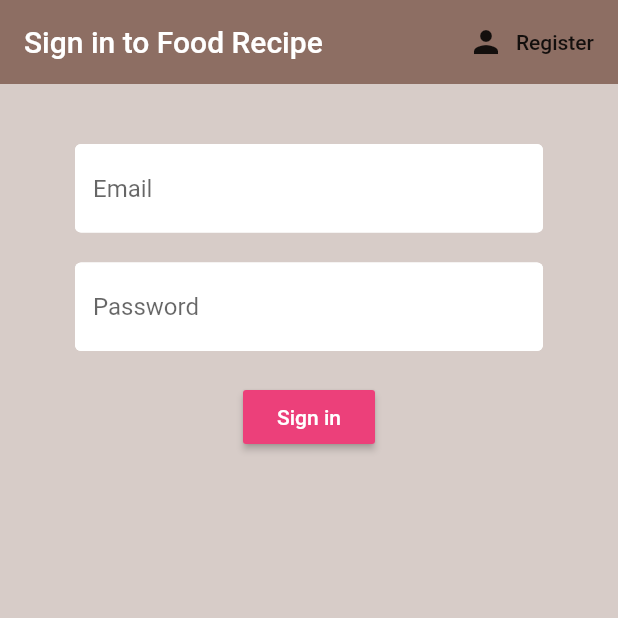
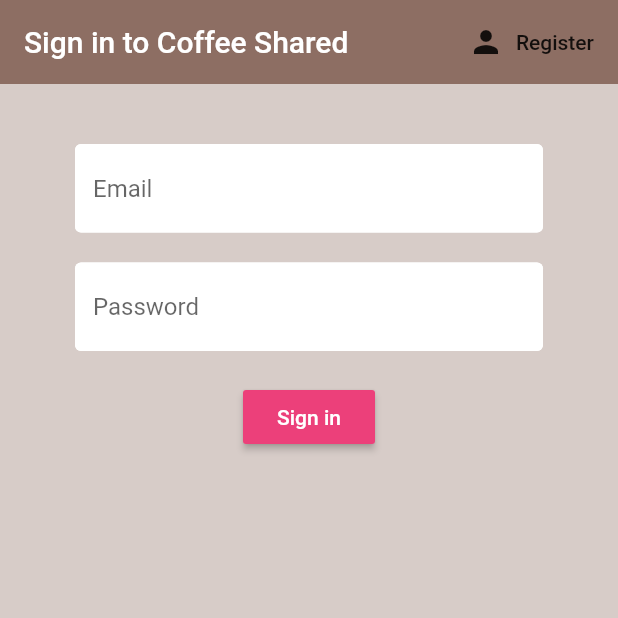
Before and after one commit to Bossdonlawat/ITCS424_Wireless-And-Mobile-Computing, a Flutter app: the screen it shows after launch, on a phone screen of 412 x 824 dp, the top half of it. Run offline on Flutter 3.47's test engine with Material 2 defaults, Android fonts, the light colour scheme and no system bars; our stand-ins replace firebase_auth, firebase_core, flutter_spinkit; accounts and stored records are empty.

Commit message:
Update V.4

```diff
--- a/lib/screens/authenticate/register.dart
+++ b/lib/screens/authenticate/register.dart
@@ -29,7 +29,7 @@
       appBar: AppBar(
         backgroundColor: Colors.brown[400],
         elevation: 0.0,
-        title: Text('Sign up in to Food Recipe'),
+        title: Text('Sign up in to Coffee Shared'),
         actions: <Widget>[
           FlatButton.icon(
               icon: Icon(Icons.person),
--- a/lib/screens/authenticate/sign_in.dart
+++ b/lib/screens/authenticate/sign_in.dart
@@ -29,7 +29,7 @@
       appBar: AppBar(
         backgroundColor: Colors.brown[400],
         elevation: 0.0,
-        title: Text('Sign in to Food Recipe'),
+        title: Text('Sign in to Coffee Shared'),
         actions: <Widget>[
           FlatButton.icon(
             icon: Icon(Icons.person),
```
